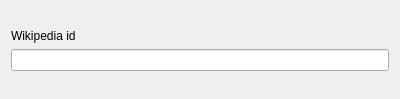
Before: the Qt Designer form materiales/formularios/wikipedia.ui in volaya/curso-qgis-python, drawn with Qt 5.
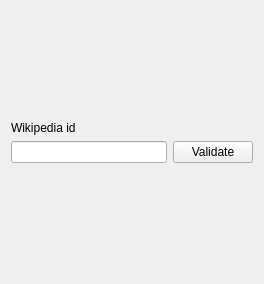
After: the same form once the commit is applied.

Commit message: actualización

```diff
--- a/materiales/formularios/wikipedia.ui
+++ b/materiales/formularios/wikipedia.ui
@@ -6,8 +6,8 @@
    <rect>
     <x>0</x>
     <y>0</y>
-    <width>400</width>
-    <height>99</height>
+    <width>264</width>
+    <height>284</height>
    </rect>
   </property>
   <property name="windowTitle">
@@ -35,7 +35,18 @@
     </widget>
    </item>
    <item>
-    <widget class="QLineEdit" name="wikipedia"/>
+    <layout class="QHBoxLayout" name="horizontalLayout">
+     <item>
+      <widget class="QLineEdit" name="wikipedia"/>
+     </item>
+     <item>
+      <widget class="QPushButton" name="btnValidate">
+       <property name="text">
+        <string>Validate</string>
+       </property>
+      </widget>
+     </item>
+    </layout>
    </item>
    <item>
     <spacer name="verticalSpacer_2">
```
The commit also changes 1 other file.
